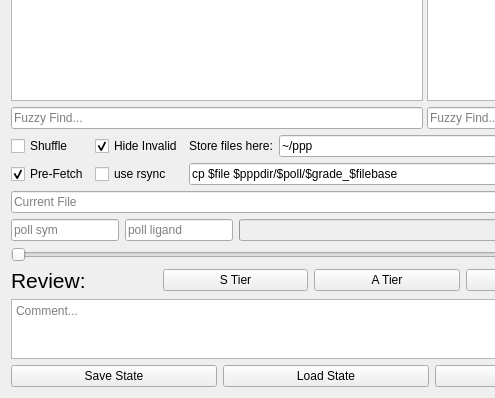
baker-laboratory/ipd, file ipd/ppp/plugin/ppppp/gui_grid_main.ui: the form before one commit; both pictures show x 0 to 495 and y 453 to 851 of the 1077 by 851 pixel window.
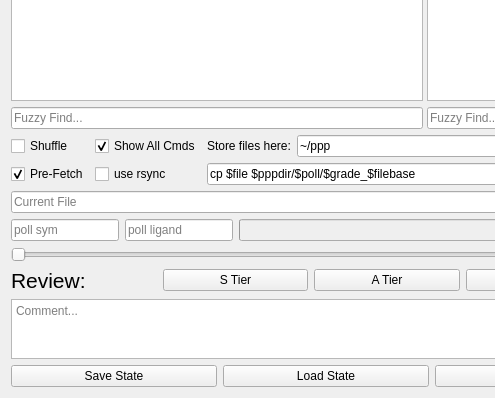
The form after the commit.

```diff
--- a/ipd/ppp/plugin/ppppp/gui_grid_main.ui
+++ b/ipd/ppp/plugin/ppppp/gui_grid_main.ui
@@ -286,7 +286,7 @@
        <item row="0" column="1">
         <widget class="QCheckBox" name="opt_hide_invalid">
          <property name="text">
-          <string>Hide Invalid</string>
+          <string>Show All Cmds</string>
          </property>
          <property name="checked">
           <bool>true</bool>
```
Left out of the diff: 2 changed lines with no effect on the pictures.
